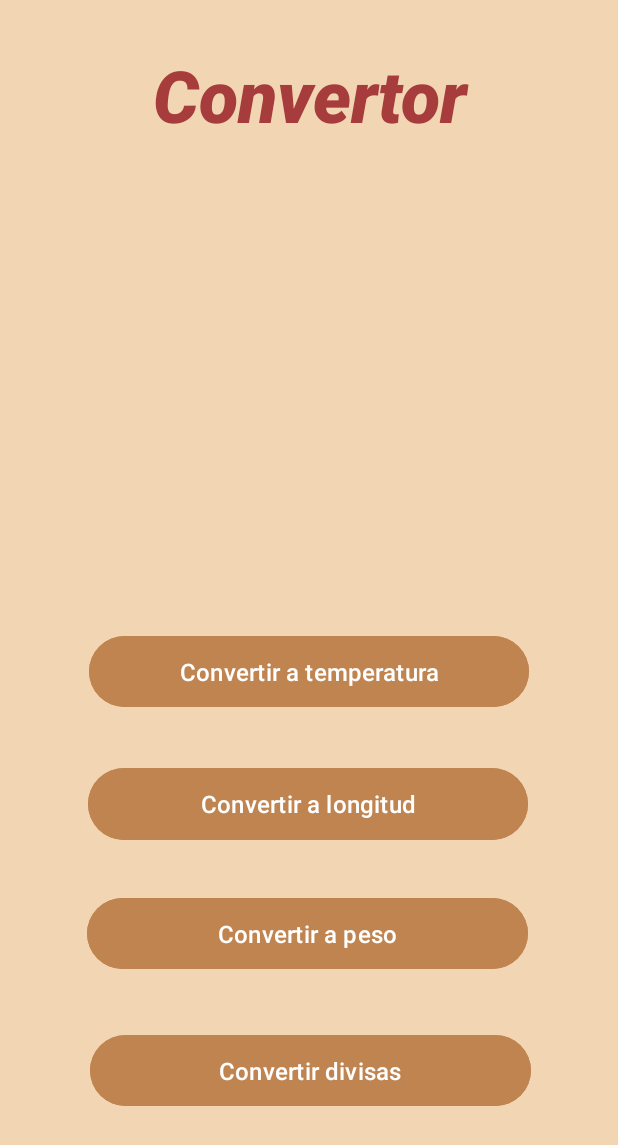
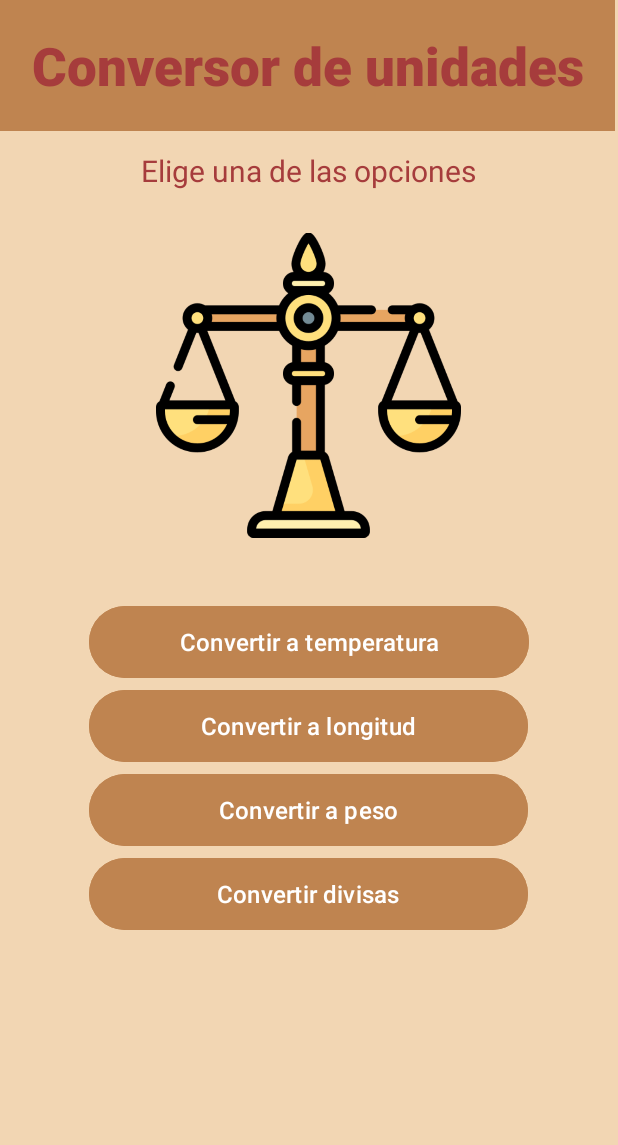
Before and after one commit to SantiHez90/Conversor-Moviles, an Android app: the screen it shows after launch (MainActivity), on a phone screen of 412 x 824 dp. Shown: the top 1145 px of the screen. Run offline under Robolectric (Android 15) with nearby library versions, the phone set to English and light mode, and no system bars.

Commit message:
Cambios1

```diff
--- a/app/build.gradle.kts
+++ b/app/build.gradle.kts
@@ -4,7 +4,8 @@ plugins {
 
 android {
     namespace = "com.example.conversor"
-    compileSdk = 33
+    compileSdk = 34
+
 
     defaultConfig {
         applicationId = "com.example.conversor"
--- a/app/src/main/res/layout/activity_main.xml
+++ b/app/src/main/res/layout/activity_main.xml
@@ -9,28 +9,77 @@
     android:orientation="vertical"
     tools:context=".MainActivity">
 
+
+    <RelativeLayout
+        android:id="@+id/SegLayout"
+        android:layout_width="410dp"
+        android:layout_height="87dp"
+        android:background="#bf8450"
+        tools:ignore="MissingConstraints">
+
+        <TextView
+            android:id="@+id/textView2"
+            android:layout_width="wrap_content"
+            android:layout_height="wrap_content"
+            android:layout_centerHorizontal="true"
+            android:layout_marginTop="20dp"
+            android:fontFamily="sans-serif-black"
+            android:text="Conversor de unidades"
+            android:textAlignment="center"
+            android:textColor="#A63C3C"
+            android:textSize="35sp"
+            />
+
+    </RelativeLayout>
+
+    <RelativeLayout
+        android:layout_width="match_parent"
+        android:layout_height="match_parent"
+        tools:ignore="MissingConstraints">
+
     <TextView
-        android:id="@+id/textView2"
-        android:layout_width="match_parent"
+        android:id="@+id/Texto3"
+        android:layout_width="wrap_content"
         android:layout_height="wrap_content"
-        android:layout_marginBottom="100dp"
-        android:fontFamily="sans-serif-black"
-        android:text="Convertor"
-        android:textAlignment="center"
+        android:textSize="20sp"
+        android:text="Elige una de las opciones"
+        android:layout_centerHorizontal="true"
+        android:layout_marginTop="100sp"
         android:textColor="#A63C3C"
-        android:textSize="48sp"
-        android:textStyle="italic"
-        app:layout_constraintBottom_toTopOf="@+id/btnTemperatura"
+        android:fontFamily="sans-serif"
+
+        />
+
+        <ImageView
+            android:id="@+id/imageView"
+            android:src="@drawable/balanza"
+            android:layout_width="203dp"
+            android:layout_height="213dp"
+            android:layout_centerHorizontal="true"
+            android:layout_marginTop="150sp"
+            />
+
+        <Button
+        android:id="@+id/btnTemperatura"
+        android:layout_width="293dp"
+        android:layout_height="56dp"
+        android:layout_marginStart="59dp"
+        android:layout_marginTop="400dp"
+        android:backgroundTint="#bf8450"
+        android:text="Convertir a temperatura"
+        android:textSize="16sp"
+        app:layout_constraintBottom_toTopOf="@+id/btnLongitud"
         app:layout_constraintEnd_toEndOf="parent"
-        app:layout_constraintHorizontal_bias="0.0"
+        app:layout_constraintHorizontal_bias="1.0"
         app:layout_constraintStart_toStartOf="parent"
-        app:layout_constraintTop_toTopOf="parent" />
+        app:layout_constraintTop_toBottomOf="@+id/imageView"/>
 
     <Button
         android:id="@+id/btnLongitud"
         android:layout_width="293dp"
         android:layout_height="56dp"
-        android:layout_marginStart="58dp"
+        android:layout_marginStart="59dp"
+        android:layout_below="@id/btnTemperatura"
         android:layout_marginEnd="60dp"
         android:backgroundTint="#bf8450"
         android:text="Convertir a longitud"
@@ -39,34 +88,31 @@
         app:layout_constraintEnd_toEndOf="parent"
         app:layout_constraintHorizontal_bias="1.0"
         app:layout_constraintStart_toStartOf="parent"
-        app:layout_constraintTop_toBottomOf="@+id/btnTemperatura" />
+        />
 
     <Button
-        android:id="@+id/btnTemperatura"
+        android:id="@+id/btnPeso"
         android:layout_width="293dp"
-        android:layout_height="55dp"
+        android:layout_height="56dp"
         android:layout_marginStart="59dp"
-        android:layout_marginTop="194dp"
-        android:layout_marginEnd="59dp"
-        android:layout_marginBottom="1dp"
+        android:layout_below="@id/btnLongitud"
+        android:layout_marginEnd="60dp"
         android:backgroundTint="#bf8450"
-        android:backgroundTintMode="add"
-        android:rotation="0"
-        android:text="Convertir a temperatura"
+        android:text="Convertir a peso"
         android:textSize="16sp"
-        app:layout_constraintBottom_toTopOf="@+id/btnLongitud"
+        app:layout_constraintBottom_toTopOf="@+id/btnDivisas"
         app:layout_constraintEnd_toEndOf="parent"
         app:layout_constraintHorizontal_bias="1.0"
         app:layout_constraintStart_toStartOf="parent"
-        app:layout_constraintTop_toBottomOf="@+id/textView2" />
+        />
 
     <Button
         android:id="@+id/btnDivisas"
-        android:layout_width="294dp"
-        android:layout_height="55dp"
+        android:layout_width="293dp"
+        android:layout_height="56dp"
         android:layout_marginStart="59dp"
-        android:layout_marginTop="5dp"
-        android:layout_marginEnd="58dp"
+        android:layout_below="@id/btnPeso"
+        android:layout_marginEnd="60dp"
         android:layout_marginBottom="52dp"
         android:backgroundTint="#bf8450"
         android:text="Convertir divisas"
@@ -75,21 +121,8 @@
         app:layout_constraintEnd_toEndOf="parent"
         app:layout_constraintHorizontal_bias="1.0"
         app:layout_constraintStart_toStartOf="parent"
-        app:layout_constraintTop_toBottomOf="@+id/btnPeso" />
+        />
 
-    <Button
-        android:id="@+id/btnPeso"
-        android:layout_width="294dp"
-        android:layout_height="55dp"
-        android:layout_marginStart="57dp"
-        android:layout_marginEnd="60dp"
-        android:backgroundTint="#bf8450"
-        android:text="Convertir a peso"
-        android:textSize="16sp"
-        app:layout_constraintBottom_toTopOf="@+id/btnDivisas"
-        app:layout_constraintEnd_toEndOf="parent"
-        app:layout_constraintHorizontal_bias="1.0"
-        app:layout_constraintStart_toStartOf="parent"
-        app:layout_constraintTop_toBottomOf="@+id/btnLongitud" />
+    </RelativeLayout>
 
 </androidx.constraintlayout.widget.ConstraintLayout>
```
Also changed, not shown: app/src/main/res/drawable/balanza.png (added).
